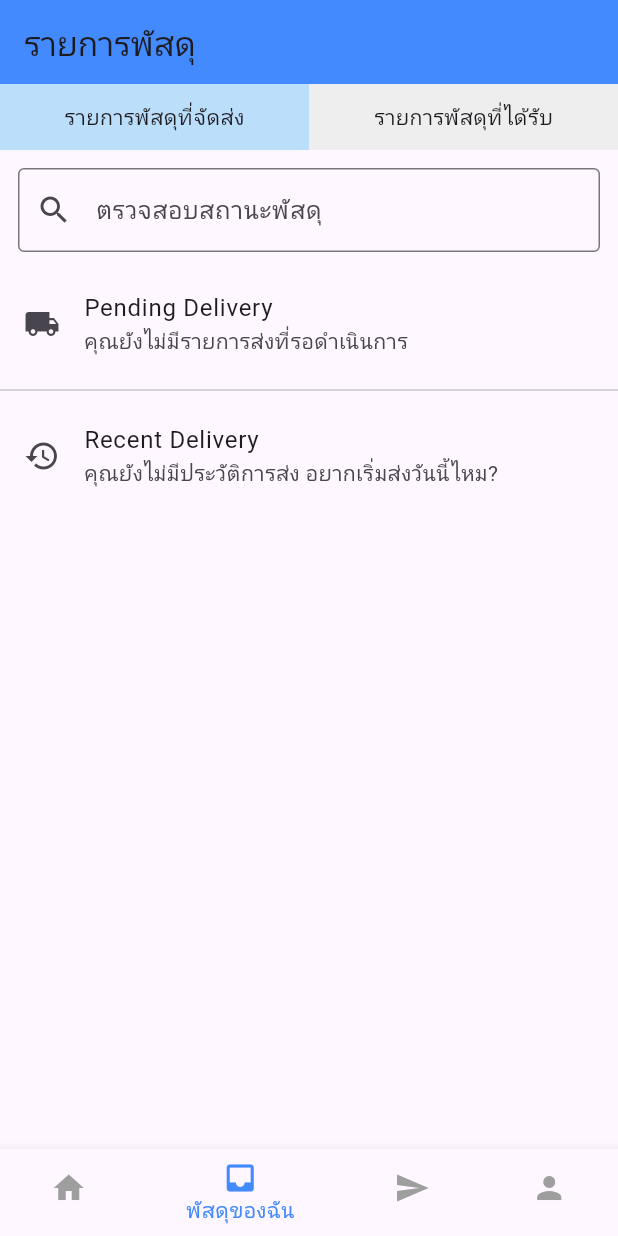
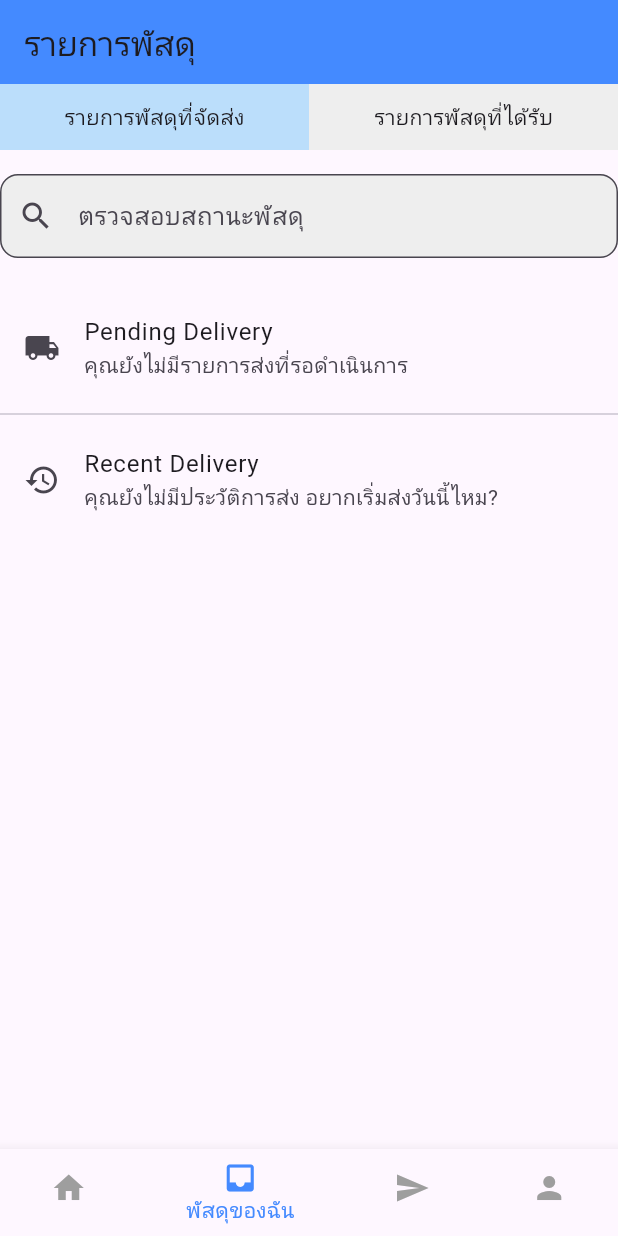
Before and after one commit to noom05/my_testflutter_app, a Flutter app: the ParcelDashboardScreen screen opened directly, on a phone screen of 412 x 824 dp. Run offline on Flutter 3.47's test engine with Material 3 defaults, Android fonts, the phone set to English and light mode, and no system bars.

Commit message:
fix path

```diff
--- a/lib/pages/auth/login.dart
+++ b/lib/pages/auth/login.dart
@@ -1,5 +1,6 @@
 import 'package:flutter/material.dart';
 import 'package:my_testflutter_app/pages/user/dashboard.dart';
+import 'package:my_testflutter_app/pages/user/home.dart';
 import 'package:my_testflutter_app/pages/user/trackparcel.dart';
 
 class LoginScreen extends StatefulWidget {
@@ -87,7 +88,7 @@ class _LoginScreenState extends State<LoginScreen> {
                   onPressed: () {
                     Navigator.pushReplacement(
                       context,
-                      MaterialPageRoute(builder: (context) => ParcelDashboardScreen()),
+                      MaterialPageRoute(builder: (context) => HomeScreen()),
                     );
                   },
                   child: Text('Log In'),
--- a/lib/pages/user/dashboard.dart
+++ b/lib/pages/user/dashboard.dart
@@ -45,7 +45,7 @@ class _ParcelDashboardScreenState extends State<ParcelDashboardScreen> {
       ),
       body: Column(
         children: [
-          // 🔁 Tabs ด้านบน
+          // Tabs ด้านบน
           Row(
             children: [
               Expanded(
@@ -74,20 +74,23 @@ class _ParcelDashboardScreenState extends State<ParcelDashboardScreen> {
               ),
             ],
           ),
+          SizedBox(height: 16),
 
-          // 🔍 ช่องค้นหาสถานะ
-          Padding(
-            padding: const EdgeInsets.all(12.0),
-            child: TextField(
+          // ช่องค้นหาสถานะพัสดุ
+            TextField(
               decoration: InputDecoration(
-                labelText: 'ตรวจสอบสถานะพัสดุ',
+                hintText: 'ตรวจสอบสถานะพัสดุ',
                 prefixIcon: Icon(Icons.search),
-                border: OutlineInputBorder(),
+                filled: true,
+                fillColor: Colors.grey[200],
+                border: OutlineInputBorder(
+                  borderRadius: BorderRadius.circular(12),
+                ),
               ),
             ),
-          ),
+            SizedBox(height: 24),
 
-          // 📦 รายการพัสดุ
+          // รายการพัสดุ
           Expanded(
             child: ListView(
               children: [
@@ -110,9 +113,9 @@ class _ParcelDashboardScreenState extends State<ParcelDashboardScreen> {
         ],
       ),
 
-      // 🧭 แถบเมนูด้านล่าง
+      // แถบเมนูด้านล่าง
       bottomNavigationBar: BottomNavigationBar(
-        currentIndex: 1, // ✅ แสดงว่าอยู่ที่ "พัสดุของฉัน"
+        currentIndex: 1, // แสดงว่าอยู่ที่ "พัสดุของฉัน"
         selectedItemColor: Colors.blueAccent,
         unselectedItemColor: Colors.grey,
         onTap: _onItemTapped,
```
Also changed, not shown: lib/pages/user/home.dart (+5 -5 lines), lib/pages/user/send.dart (+3 -7 lines), lib/pages/user/trackparcel.dart (+4 -4 lines).
